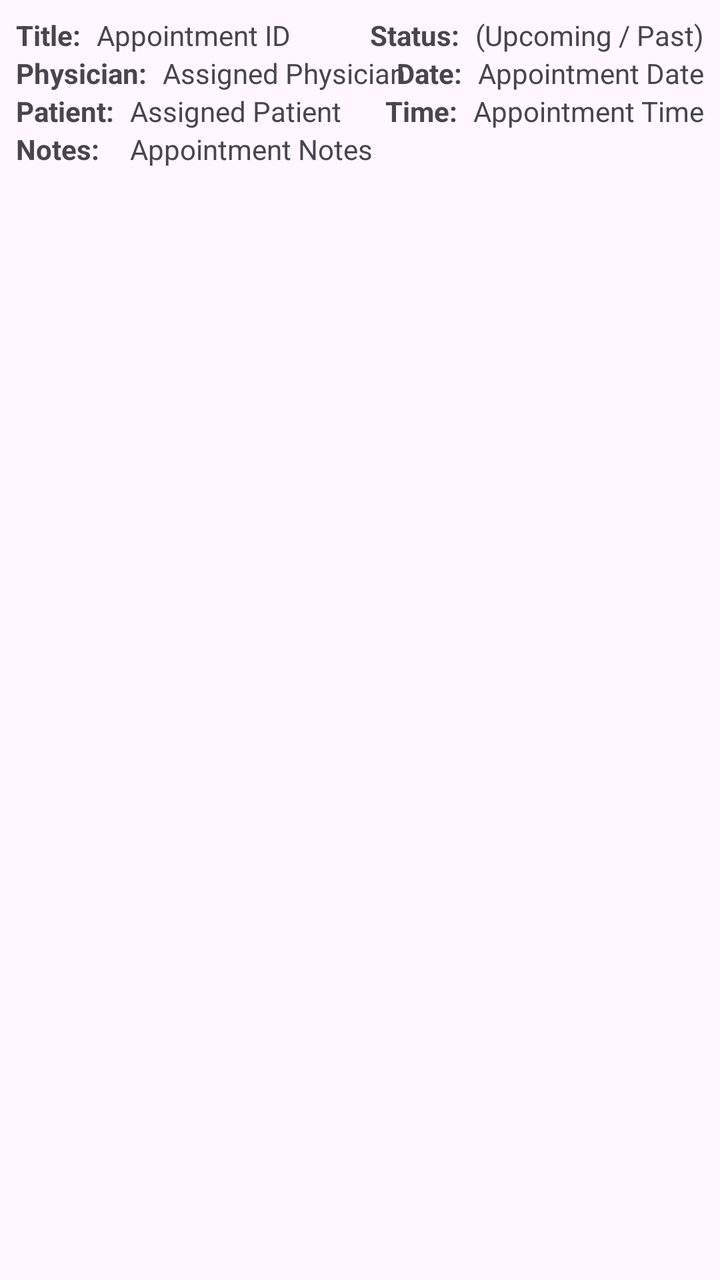
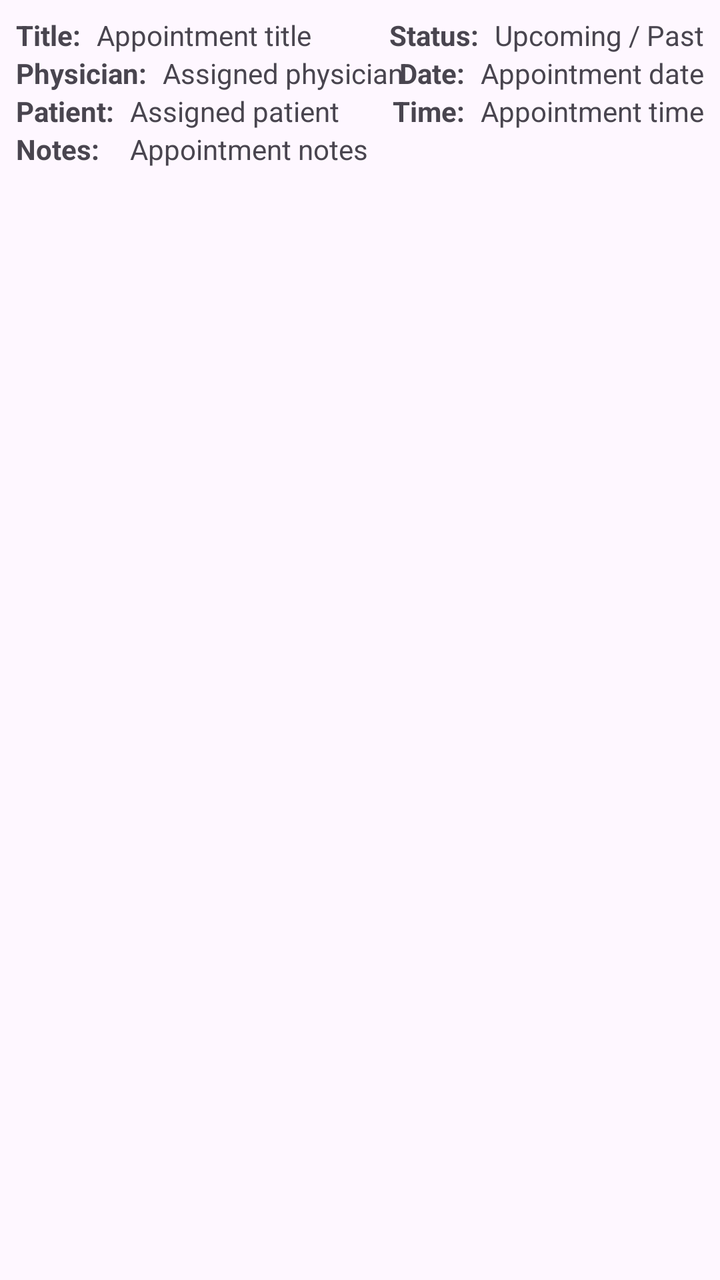

Screens rendered from an Android XML layout before and after an edit, with the pre-edit source and the edit as a unified diff.
<!-- AndroidManifest.xml: application theme Theme.BridgeCare -->
<!-- res/layout/item_appointment.xml -->
<?xml version="1.0" encoding="utf-8"?>
<androidx.constraintlayout.widget.ConstraintLayout xmlns:android="http://schemas.android.com/apk/res/android"
    xmlns:tools="http://schemas.android.com/tools"
    android:layout_width="match_parent"
    android:layout_height="100dp"
    xmlns:app="http://schemas.android.com/apk/res-auto">


    <TextView
        android:id="@+id/labelAppointmentId"
        android:layout_width="wrap_content"
        android:layout_height="wrap_content"
        android:layout_marginStart="8dp"
        android:layout_marginTop="8dp"
        android:text="Title:"
        android:textSize="14sp"
        android:textStyle="bold"
        app:layout_constraintStart_toStartOf="parent"
        app:layout_constraintTop_toTopOf="parent" />

    <TextView
        android:id="@+id/appointmentId"
        android:layout_width="wrap_content"
        android:layout_height="wrap_content"
        android:layout_marginStart="8dp"
        android:layout_marginTop="8dp"
        android:text="Appointment ID"
        app:layout_constraintStart_toEndOf="@+id/labelAppointmentId"
        app:layout_constraintTop_toTopOf="parent" />

    <TextView
        android:id="@+id/labelAppointmentStatus"
        android:layout_width="wrap_content"
        android:layout_height="wrap_content"
        android:layout_marginTop="8dp"
        android:layout_marginEnd="8dp"
        android:text="Status:"
        android:textSize="14sp"
        android:textStyle="bold"
        app:layout_constraintEnd_toStartOf="@+id/appointmentStatus"
        app:layout_constraintTop_toTopOf="parent" />

    <TextView
        android:id="@+id/appointmentStatus"
        android:layout_width="wrap_content"
        android:layout_height="wrap_content"
        android:layout_marginTop="8dp"
        android:layout_marginEnd="8dp"
        android:text="(Upcoming / Past)"
        app:layout_constraintEnd_toEndOf="parent"
        app:layout_constraintTop_toTopOf="parent" />

    <TextView
        android:id="@+id/labelAppointmentPhysician"
        android:layout_width="wrap_content"
        android:layout_height="wrap_content"
        android:layout_marginStart="8dp"
        android:text="Physician:"
        android:textSize="14sp"
        android:textStyle="bold"
        app:layout_constraintStart_toStartOf="parent"
        app:layout_constraintTop_toBottomOf="@+id/labelAppointmentId" />

    <TextView
        android:id="@+id/appointmentPhysician"
        android:layout_width="wrap_content"
        android:layout_height="wrap_content"
        android:layout_marginStart="8dp"
        android:text="Assigned Physician"
        app:layout_constraintStart_toEndOf="@+id/labelAppointmentPhysician"
        app:layout_constraintTop_toBottomOf="@+id/appointmentId" />

    <TextView
        android:id="@+id/labelAppointmentDate"
        android:layout_width="wrap_content"
        android:layout_height="wrap_content"
        android:layout_marginEnd="8dp"
        android:text="Date:"
        android:textSize="14sp"
        android:textStyle="bold"
        app:layout_constraintEnd_toStartOf="@+id/appointmentDate"
        app:layout_constraintTop_toBottomOf="@+id/labelAppointmentStatus" />

    <TextView
        android:id="@+id/appointmentDate"
        android:layout_width="wrap_content"
        android:layout_height="wrap_content"
        android:layout_marginEnd="8dp"
        android:text="Appointment Date"
        app:layout_constraintEnd_toEndOf="parent"
        app:layout_constraintTop_toBottomOf="@+id/appointmentStatus" />

    <TextView
        android:id="@+id/labelAppointmentPatient"
        android:layout_width="wrap_content"
        android:layout_height="wrap_content"
        android:layout_marginStart="8dp"
        android:text="Patient:"
        android:textSize="14sp"
        android:textStyle="bold"
        app:layout_constraintStart_toStartOf="parent"
        app:layout_constraintTop_toBottomOf="@+id/labelAppointmentPhysician" />

    <TextView
        android:id="@+id/appointmentPatient"
        android:layout_width="wrap_content"
        android:layout_height="wrap_content"
        android:layout_marginStart="8dp"
        android:text="Assigned Patient"
        app:layout_constraintStart_toEndOf="@+id/labelAppointmentPatient"
        app:layout_constraintTop_toBottomOf="@+id/appointmentPhysician" />

    <TextView
        android:id="@+id/labelAppointmentTime"
        android:layout_width="wrap_content"
        android:layout_height="wrap_content"
        android:layout_marginEnd="8dp"
        android:text="Time:"
        android:textSize="14sp"
        android:textStyle="bold"
        app:layout_constraintTop_toBottomOf="@+id/labelAppointmentDate"
        app:layout_constraintEnd_toStartOf="@+id/appointmentTime" />

    <TextView
        android:id="@+id/appointmentTime"
        android:layout_width="wrap_content"
        android:layout_height="wrap_content"
        android:layout_marginEnd="8dp"
        android:text="Appointment Time"
        app:layout_constraintEnd_toEndOf="parent"
        app:layout_constraintTop_toBottomOf="@+id/appointmentDate" />

    <TextView
        android:id="@+id/labelAppointmentNotes"
        android:layout_width="wrap_content"
        android:layout_height="wrap_content"
        android:layout_marginStart="8dp"
        android:text="Notes:"
        android:textSize="14sp"
        android:textStyle="bold"
        app:layout_constraintStart_toStartOf="parent"
        app:layout_constraintTop_toBottomOf="@+id/labelAppointmentPatient" />

    <TextView
        android:id="@+id/appointmentNotes"
        android:layout_width="wrap_content"
        android:layout_height="wrap_content"
        android:layout_marginStart="8dp"
        android:text="Appointment Notes"
        app:layout_constraintStart_toEndOf="@+id/labelAppointmentPatient"
        app:layout_constraintTop_toBottomOf="@+id/appointmentPatient" />

</androidx.constraintlayout.widget.ConstraintLayout>
<!-- resources referenced by this layout -->
<resources>
  <style name="Theme.BridgeCare" parent="Base.Theme.BridgeCare" />
  <style name="Base.Theme.BridgeCare" parent="Theme.Material3.DayNight.NoActionBar">
          
          
      </style>
</resources>

<!-- the commit's change to res/layout/item_appointment.xml (unified diff, before → after) -->
@@ -12,7 +12,7 @@
         android:layout_height="wrap_content"
         android:layout_marginStart="8dp"
         android:layout_marginTop="8dp"
-        android:text="Title:"
+        android:text="@string/label_title"
         android:textSize="14sp"
         android:textStyle="bold"
         app:layout_constraintStart_toStartOf="parent"
@@ -24,7 +24,7 @@
         android:layout_height="wrap_content"
         android:layout_marginStart="8dp"
         android:layout_marginTop="8dp"
-        android:text="Appointment ID"
+        android:text="@string/appointment_title_placeholder"
         app:layout_constraintStart_toEndOf="@+id/labelAppointmentId"
         app:layout_constraintTop_toTopOf="parent" />
 
@@ -34,7 +34,7 @@
         android:layout_height="wrap_content"
         android:layout_marginTop="8dp"
         android:layout_marginEnd="8dp"
-        android:text="Status:"
+        android:text="@string/label_status"
         android:textSize="14sp"
         android:textStyle="bold"
         app:layout_constraintEnd_toStartOf="@+id/appointmentStatus"
@@ -46,7 +46,7 @@
         android:layout_height="wrap_content"
         android:layout_marginTop="8dp"
         android:layout_marginEnd="8dp"
-        android:text="(Upcoming / Past)"
+        android:text="@string/appointment_status_placeholder"
         app:layout_constraintEnd_toEndOf="parent"
         app:layout_constraintTop_toTopOf="parent" />
 
@@ -55,7 +55,7 @@
         android:layout_width="wrap_content"
         android:layout_height="wrap_content"
         android:layout_marginStart="8dp"
-        android:text="Physician:"
+        android:text="@string/label_physician"
         android:textSize="14sp"
         android:textStyle="bold"
         app:layout_constraintStart_toStartOf="parent"
@@ -66,7 +66,7 @@
         android:layout_width="wrap_content"
         android:layout_height="wrap_content"
         android:layout_marginStart="8dp"
-        android:text="Assigned Physician"
+        android:text="@string/assigned_physician"
         app:layout_constraintStart_toEndOf="@+id/labelAppointmentPhysician"
         app:layout_constraintTop_toBottomOf="@+id/appointmentId" />
 
@@ -75,7 +75,7 @@
         android:layout_width="wrap_content"
         android:layout_height="wrap_content"
         android:layout_marginEnd="8dp"
-        android:text="Date:"
+        android:text="@string/label_date"
         android:textSize="14sp"
         android:textStyle="bold"
         app:layout_constraintEnd_toStartOf="@+id/appointmentDate"
@@ -86,7 +86,7 @@
         android:layout_width="wrap_content"
         android:layout_height="wrap_content"
         android:layout_marginEnd="8dp"
-        android:text="Appointment Date"
+        android:text="@string/appointment_date_placeholder"
         app:layout_constraintEnd_toEndOf="parent"
         app:layout_constraintTop_toBottomOf="@+id/appointmentStatus" />
 
@@ -95,7 +95,7 @@
         android:layout_width="wrap_content"
         android:layout_height="wrap_content"
         android:layout_marginStart="8dp"
-        android:text="Patient:"
+        android:text="@string/label_patient"
         android:textSize="14sp"
         android:textStyle="bold"
         app:layout_constraintStart_toStartOf="parent"
@@ -106,7 +106,7 @@
         android:layout_width="wrap_content"
         android:layout_height="wrap_content"
         android:layout_marginStart="8dp"
-        android:text="Assigned Patient"
+        android:text="@string/assigned_patient"
         app:layout_constraintStart_toEndOf="@+id/labelAppointmentPatient"
         app:layout_constraintTop_toBottomOf="@+id/appointmentPhysician" />
 
@@ -115,7 +115,7 @@
         android:layout_width="wrap_content"
         android:layout_height="wrap_content"
         android:layout_marginEnd="8dp"
-        android:text="Time:"
+        android:text="@string/label_time"
         android:textSize="14sp"
         android:textStyle="bold"
         app:layout_constraintTop_toBottomOf="@+id/labelAppointmentDate"
@@ -126,7 +126,7 @@
         android:layout_width="wrap_content"
         android:layout_height="wrap_content"
         android:layout_marginEnd="8dp"
-        android:text="Appointment Time"
+        android:text="@string/appointment_time_placeholder"
         app:layout_constraintEnd_toEndOf="parent"
         app:layout_constraintTop_toBottomOf="@+id/appointmentDate" />
 
@@ -135,7 +135,7 @@
         android:layout_width="wrap_content"
         android:layout_height="wrap_content"
         android:layout_marginStart="8dp"
-        android:text="Notes:"
+        android:text="@string/label_notes"
         android:textSize="14sp"
         android:textStyle="bold"
         app:layout_constraintStart_toStartOf="parent"
@@ -146,7 +146,7 @@
         android:layout_width="wrap_content"
         android:layout_height="wrap_content"
         android:layout_marginStart="8dp"
-        android:text="Appointment Notes"
+        android:text="@string/appointment_notes_placeholder"
         app:layout_constraintStart_toEndOf="@+id/labelAppointmentPatient"
         app:layout_constraintTop_toBottomOf="@+id/appointmentPatient" />
 
<!-- resource entries referenced after the edit -->
@@ -1,5 +1,19 @@
 <!-- resources referenced by this layout -->
 <resources>
+  <string name="appointment_date_placeholder">Appointment date</string>
+  <string name="appointment_notes_placeholder">Appointment notes</string>
+  <string name="appointment_status_placeholder">Upcoming / Past</string>
+  <string name="appointment_time_placeholder">Appointment time</string>
+  <string name="appointment_title_placeholder">Appointment title</string>
+  <string name="assigned_patient">Assigned patient</string>
+  <string name="assigned_physician">Assigned physician</string>
+  <string name="label_date">Date:</string>
+  <string name="label_notes">Notes:</string>
+  <string name="label_patient">Patient:</string>
+  <string name="label_physician">Physician:</string>
+  <string name="label_status">Status:</string>
+  <string name="label_time">Time:</string>
+  <string name="label_title">Title:</string>
   <style name="Theme.BridgeCare" parent="Base.Theme.BridgeCare" />
   <style name="Base.Theme.BridgeCare" parent="Theme.Material3.DayNight.NoActionBar">
           
